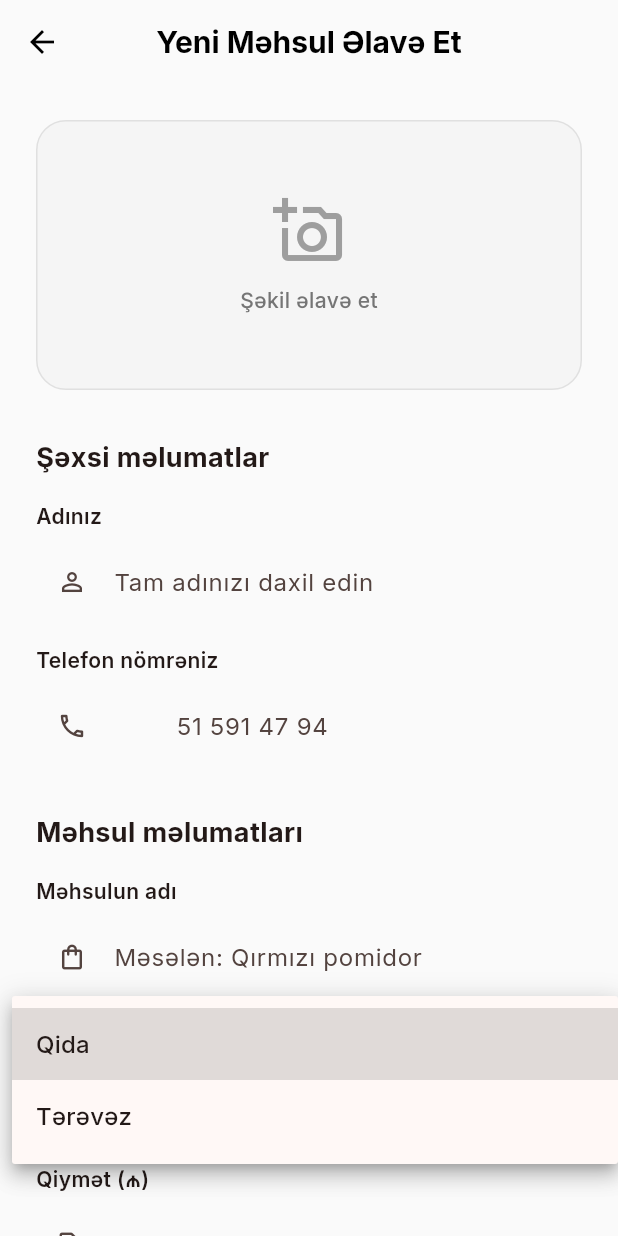
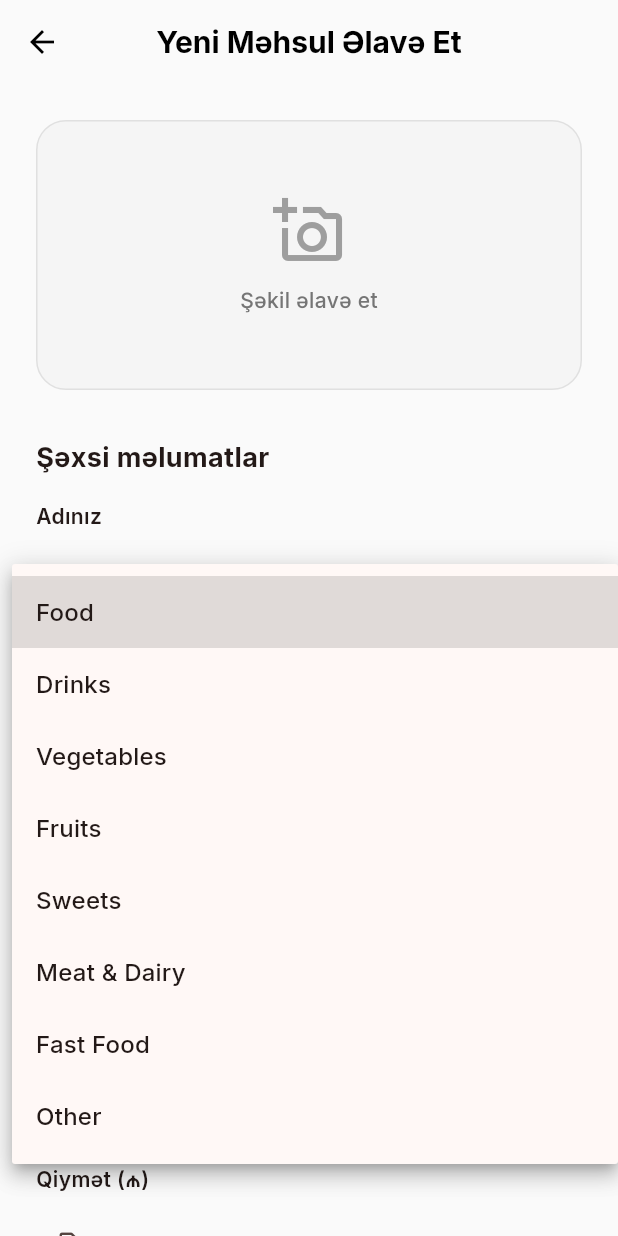
Before and after one commit to Mursal-Sadigli/food-delivery-ecommerce, a Flutter app: the AddProductScreen screen opened directly, after a tap on the "category" icon, on a phone screen of 412 x 824 dp. Run offline on Flutter 3.47's test engine with Material 3 defaults, Android fonts, the phone set to English and light mode, and no system bars; our stand-ins replace easy_localization, fl_chart, flutter_local_notifications, flutter_map, flutter_spinkit, google_fonts and 11 more; accounts and stored records are empty; network calls fail.

Commit message:
update evrythingk

```diff
--- a/frontend/assets/translations/az-AZ.json
+++ b/frontend/assets/translations/az-AZ.json
@@ -8,6 +8,7 @@
   "forgot_password": "Şifrəni unutmusunuz?",
   "home": "Ana Səhifə",
   "search": "Axtar",
+  "items": "məhsul",
   "orders": "Sifarişlərim",
   "profile": "Profil",
   "add_to_cart": "Əlavə et",
@@ -106,5 +107,13 @@
   "courier_register": "Kuryer kimi qeydiyyat",
   "courier_home": "Kuryer Paneli",
   "courier_orders": "Sifarişlər",
-  "courier_earnings": "Qazanc"
+  "courier_earnings": "Qazanc",
+  "cat_food": "Qida",
+  "cat_drink": "İçki",
+  "cat_vegetable": "Tərəvəz",
+  "cat_fruit": "Meyvə",
+  "cat_sweets": "Şirniyyat",
+  "cat_meat_dairy": "Ət və Süd",
+  "cat_fastfood": "Fast Food",
+  "cat_other": "Digər"
 }
--- a/frontend/assets/translations/en-US.json
+++ b/frontend/assets/translations/en-US.json
@@ -8,6 +8,7 @@
   "forgot_password": "Forgot Password?",
   "home": "Home",
   "search": "Search",
+  "items": "items",
   "orders": "My Orders",
   "profile": "Profile",
   "add_to_cart": "Add to Cart",
@@ -106,5 +107,13 @@
   "courier_register": "Courier Registration",
   "courier_home": "Courier Dashboard",
   "courier_orders": "Orders",
-  "courier_earnings": "Earnings"
+  "courier_earnings": "Earnings",
+  "cat_food": "Food",
+  "cat_drink": "Drinks",
+  "cat_vegetable": "Vegetables",
+  "cat_fruit": "Fruits",
+  "cat_sweets": "Sweets",
+  "cat_meat_dairy": "Meat & Dairy",
+  "cat_fastfood": "Fast Food",
+  "cat_other": "Other"
 }
--- a/frontend/lib/screens/add_product_screen.dart
+++ b/frontend/lib/screens/add_product_screen.dart
@@ -3,6 +3,7 @@ import 'dart:io';
 import 'package:flutter/material.dart';
 import 'package:flutter/services.dart';
 import 'package:image_picker/image_picker.dart';
+import 'package:easy_localization/easy_localization.dart';
 import '../widgets/custom_button.dart';
 import '../services/api_service.dart';
 
@@ -33,9 +34,15 @@ class _AddProductScreenState extends State<AddProductScreen> {
   bool _isSubmitting = false;
   bool _isSuccess = false;
 
-  final List<String> _categories = [
-    'Qida',
-    'Tərəvəz',
+  final List<Map<String, String>> _categories = [
+    {'key': 'cat_food', 'value': 'food'},
+    {'key': 'cat_drink', 'value': 'drink'},
+    {'key': 'cat_vegetable', 'value': 'vegetable'},
+    {'key': 'cat_fruit', 'value': 'fruit'},
+    {'key': 'cat_sweets', 'value': 'sweets'},
+    {'key': 'cat_meat_dairy', 'value': 'meat_dairy'},
+    {'key': 'cat_fastfood', 'value': 'fastfood'},
+    {'key': 'cat_other', 'value': 'other'},
   ];
 
   @override
@@ -49,7 +56,8 @@ class _AddProductScreenState extends State<AddProductScreen> {
       _sellerNameCtrl.text = p['sellerName'] ?? '';
 
       // Kateqoriya yoxlanışı
-      if (_categories.contains(p['category'])) {
+      final exists = _categories.any((c) => c['value'] == p['category']);
+      if (exists) {
         _selectedCategory = p['category'];
       }
 
@@ -390,7 +398,7 @@ class _AddProductScreenState extends State<AddProductScreen> {
         const SizedBox(height: 8),
         DropdownButtonFormField<String>(
           value: _selectedCategory,
-          items: _categories.map((c) => DropdownMenuItem(value: c, child: Text(c))).toList(),
+          items: _categories.map((c) => DropdownMenuItem(value: c['value'], child: Text(c['key']!.tr()))).toList(),
           onChanged: (v) => setState(() => _selectedCategory = v),
           validator: (v) => v == null ? 'Kateqoriya seçin' : null,
           decoration: InputDecoration(
--- a/frontend/lib/screens/orders_screen.dart
+++ b/frontend/lib/screens/orders_screen.dart
@@ -161,12 +161,14 @@ class _OrdersScreenState extends State<OrdersScreen> {
                                     Row(
                                       mainAxisAlignment: MainAxisAlignment.spaceBetween,
                                       children: [
-                                        Column(
+                                        Expanded(
+                                          child: Column(
                                             crossAxisAlignment: CrossAxisAlignment.start,
                                             children: [
                                               Text(
                                                 '${'order_id'.tr()} #${order['_id']?.toString().substring(order['_id'].toString().length - 6).toUpperCase() ?? 'N/A'}',
                                                 style: TextStyle(fontWeight: FontWeight.bold, fontSize: 16, color: isDark ? Colors.white : Colors.black87),
+                                                overflow: TextOverflow.ellipsis,
                                               ),
                                               const SizedBox(height: 4),
                                               Text(
@@ -175,6 +177,8 @@ class _OrdersScreenState extends State<OrdersScreen> {
                                               ),
                                             ],
                                           ),
+                                        ),
+                                        const SizedBox(width: 8),
                                         Text(
                                           '${order['totalPrice']?.toStringAsFixed(2) ?? '0.00'} ₼',
                                           style: TextStyle(
```
Also changed, not shown: frontend/lib/screens/home_screen.dart (+20 -6 lines), 1 other file. Lines whose indentation alone changed are shown as unchanged.
